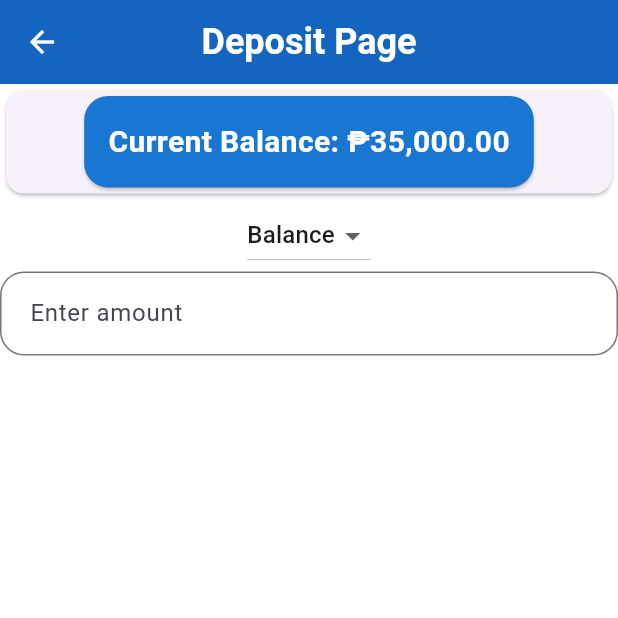
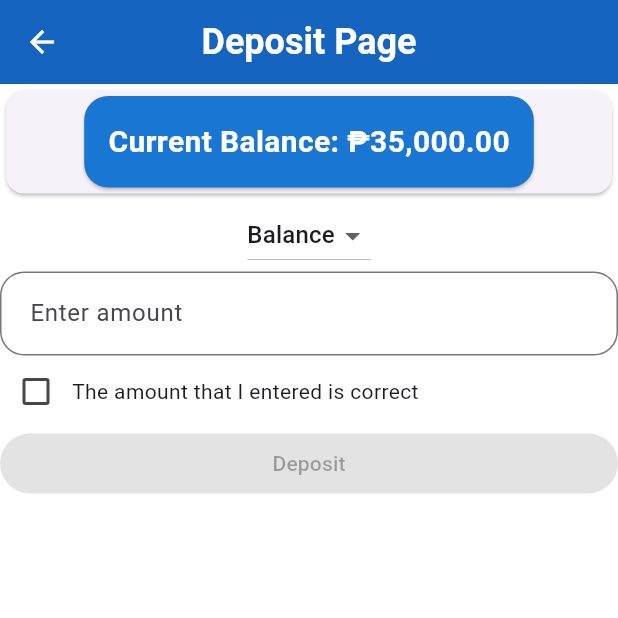
Before and after one commit to Badymits/atm-flutter-ui, a Flutter app: the DepositPage screen opened directly, on a phone screen of 412 x 824 dp, the top half of it. Run offline on Flutter 3.47's test engine with Material 3 defaults, Android fonts, the phone set to English and light mode, and no system bars.

Commit message:
added dialog to show success message. added addamount function. added deposit button

```diff
--- a/lib/deposit.dart
+++ b/lib/deposit.dart
@@ -1,6 +1,7 @@
 // ignore: file_names
 import 'package:flutter/material.dart';
-import 'package:atm_ui_activity_2/main.dart';
+import 'package:atm_ui_activity_2/main.dart' as main;
+import 'package:atm_ui_activity_2/globals.dart' as globals;
 
 class DepositPage extends StatefulWidget {
   const DepositPage({super.key});
@@ -9,11 +10,40 @@ class DepositPage extends StatefulWidget {
   State<DepositPage> createState() => _DepositPageState();
 }
 
-class _DepositPageState extends State<DepositPage>{
-
+class _DepositPageState extends State<DepositPage> {
   final TextEditingController _amountController = TextEditingController();
 
-  String selectedAccount = 'Balance';
+  bool _isAmountConfirmed = false;
+
+  void addAmountToBalance(double amount) {
+    print("Adding $amount to balance");
+    globals.balance += amount;
+  }
+
+  void addAmountToSavings(double amount) {
+    globals.savings += amount;
+  }
+
+  void showDepositDialog(String message) {
+    showDialog(
+      context: context,
+      builder: (BuildContext context) {
+        return AlertDialog(
+          title: const Text("Deposit"),
+          content: Text(message),
+          actions: [
+            TextButton(
+              onPressed: () {
+                Navigator.of(context).pop(); // Close dialog
+                Navigator.pop(context);
+              },
+              child: const Text("OK"),
+            ),
+          ],
+        );
+      },
+    );
+  }
 
   @override
   Widget build(BuildContext context) {
@@ -49,7 +79,8 @@ class _DepositPageState extends State<DepositPage>{
                     child: Column(
                       crossAxisAlignment: CrossAxisAlignment.start,
                       children: [
-                        Text("Current Balance: ${selectedAccount == "Balance" ? formattedBalance : formattedSavings}",
+                        Text(
+                          "Current Balance: ${globals.selectedAccount == "Balance" ? main.formattedBalance : main.formattedSavings}",
                           style: const TextStyle(
                             fontSize: 20,
                             fontWeight: FontWeight.bold,
@@ -59,18 +90,19 @@ class _DepositPageState extends State<DepositPage>{
                       ],
                     ),
                   ),
-                )
-              )
+                ),
+              ),
             ),
             DropdownButton<String>(
-              value: selectedAccount,
-              items:['Balance', 'Savings'].map(( String value ) {
+              value: globals.selectedAccount,
+              items: ['Balance', 'Savings'].map((String value) {
                 return DropdownMenuItem<String>(
                   value: value,
                   child: Text(value),
                 );
               }).toList(),
-              onChanged: (newValue) => setState(() => selectedAccount = newValue!),
+              onChanged: (newValue) =>
+                  setState(() => globals.selectedAccount = newValue!),
             ),
             TextField(
               controller: _amountController,
@@ -81,13 +113,48 @@ class _DepositPageState extends State<DepositPage>{
                 border: OutlineInputBorder(
                   borderRadius: BorderRadius.circular(16.0),
                 ),
-              )
-            )
+              ),
+            ),
+
+            Row(
+              children: [
+                Checkbox(
+                  value: _isAmountConfirmed,
+                  onChanged: (bool? value) {
+                    setState(() {
+                      _isAmountConfirmed = value ?? false;
+                    });
+                  },
+                ),
+                const Text("The amount that I entered is correct"),
+              ],
+            ),
+            SizedBox(
+              width: double.infinity,
+              child: ElevatedButton(
+                onPressed: _isAmountConfirmed
+                    ? () {
+                        // Deposit logic here
+                        if (globals.selectedAccount == "Balance") {
+                          addAmountToBalance(
+                            double.parse(_amountController.text),
+                          );
+                        } else if (globals.selectedAccount == "Savings") {
+                          addAmountToSavings(
+                            double.parse(_amountController.text),
+                          );
+                        }
+                        showDepositDialog("Deposit successful!");
+                        _amountController.clear();
+                        setState(() {});
+                      }
+                    : null,
+                child: const Text("Deposit"),
+              ),
+            ),
           ],
-        )
-
+        ),
       ),
     );
   }
-
 }
```
